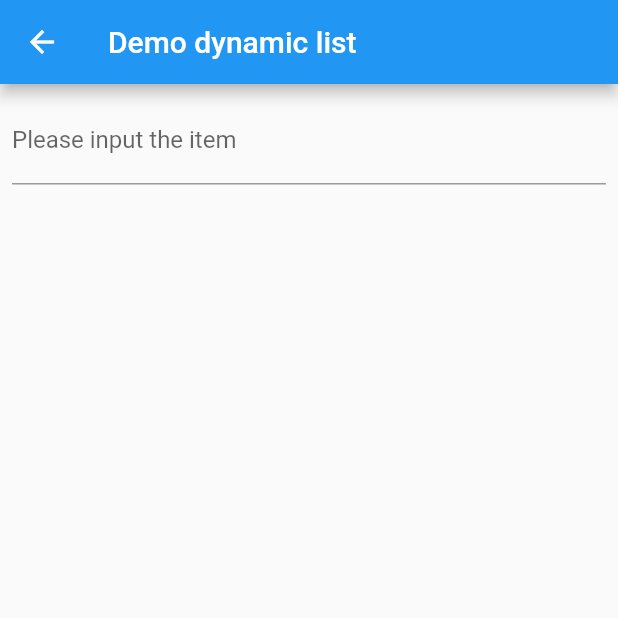
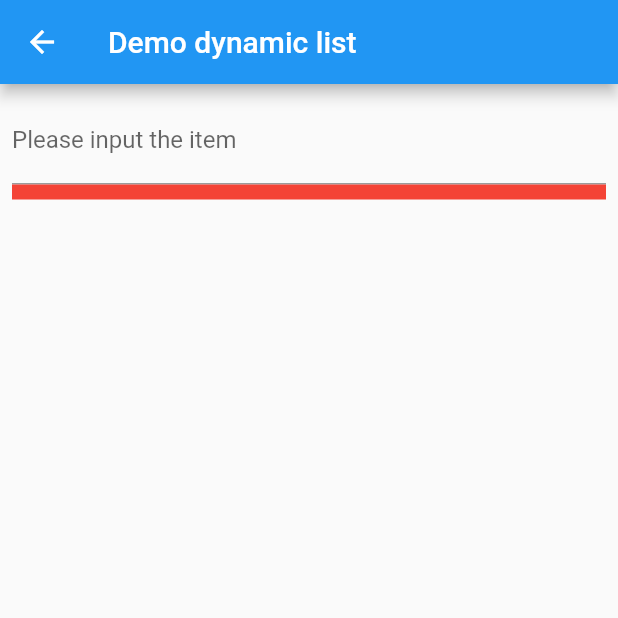
Before and after one commit to doremichen/flutter_list_demo, a Flutter app: the DynamicListRoute screen opened by its route, on a phone screen of 412 x 824 dp, the top half of it. Run offline on Flutter 3.47's test engine with Material 2 defaults, Android fonts, the phone set to English and light mode, and no system bars; our stand-ins replace fluttertoast.

Commit message:
add red space between with the testfield and listview

```diff
--- a/lib/src/dynamic_list.dart
+++ b/lib/src/dynamic_list.dart
@@ -41,17 +41,14 @@ class _DynamicListRouteSate extends State<DynamicListRoute> {
                   setState(() {});
                 },
               ),
-//              SizedBox(
-//                child: Container(
-//                  padding: const EdgeInsets.all(8.0),
-//                  alignment: Alignment.center,
-//                  height: 10.0,
-//                  decoration: BoxDecoration(
-//                    color: Colors.red,
-//                  ),
-//                ),
-//
-//              ),
+              Container(
+                      padding: const EdgeInsets.all(8.0),
+                      alignment: Alignment.center,
+                      height: 10.0,
+                      decoration: BoxDecoration(
+                        color: Colors.red,
+                      ),
+              ),
               Expanded(
                 child: ListView.builder(
                     itemCount: items.length,
```
